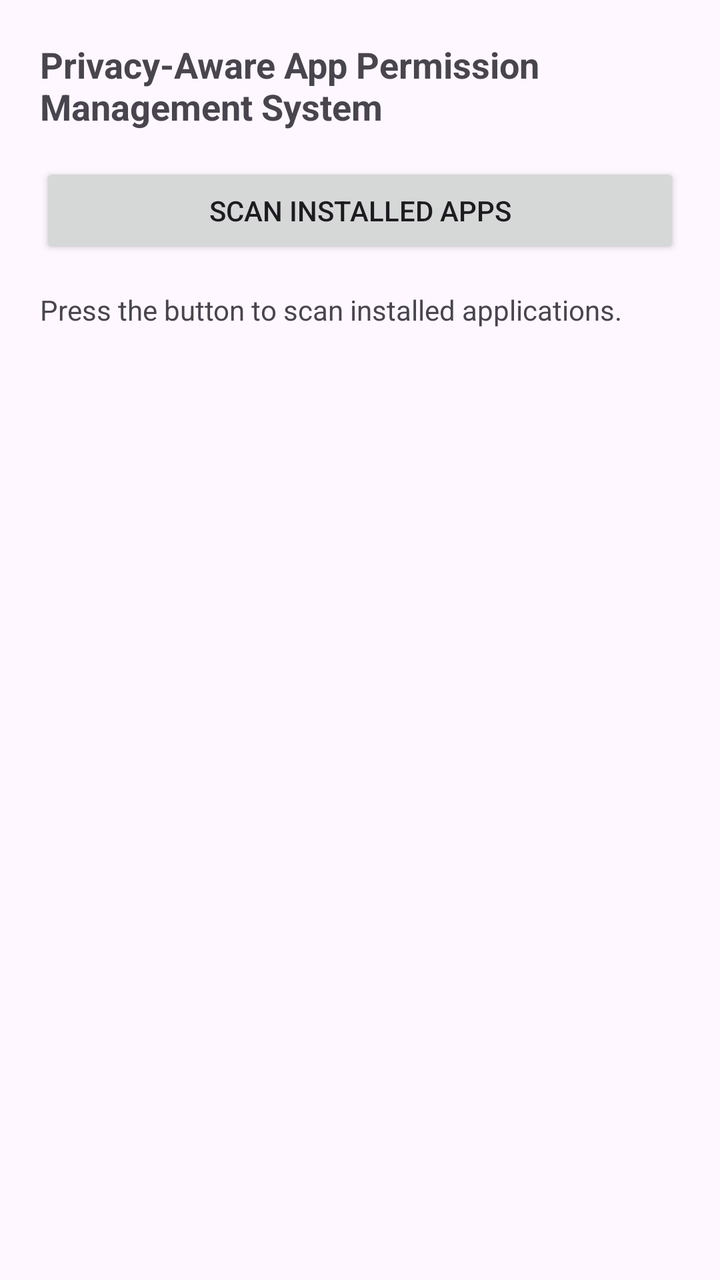
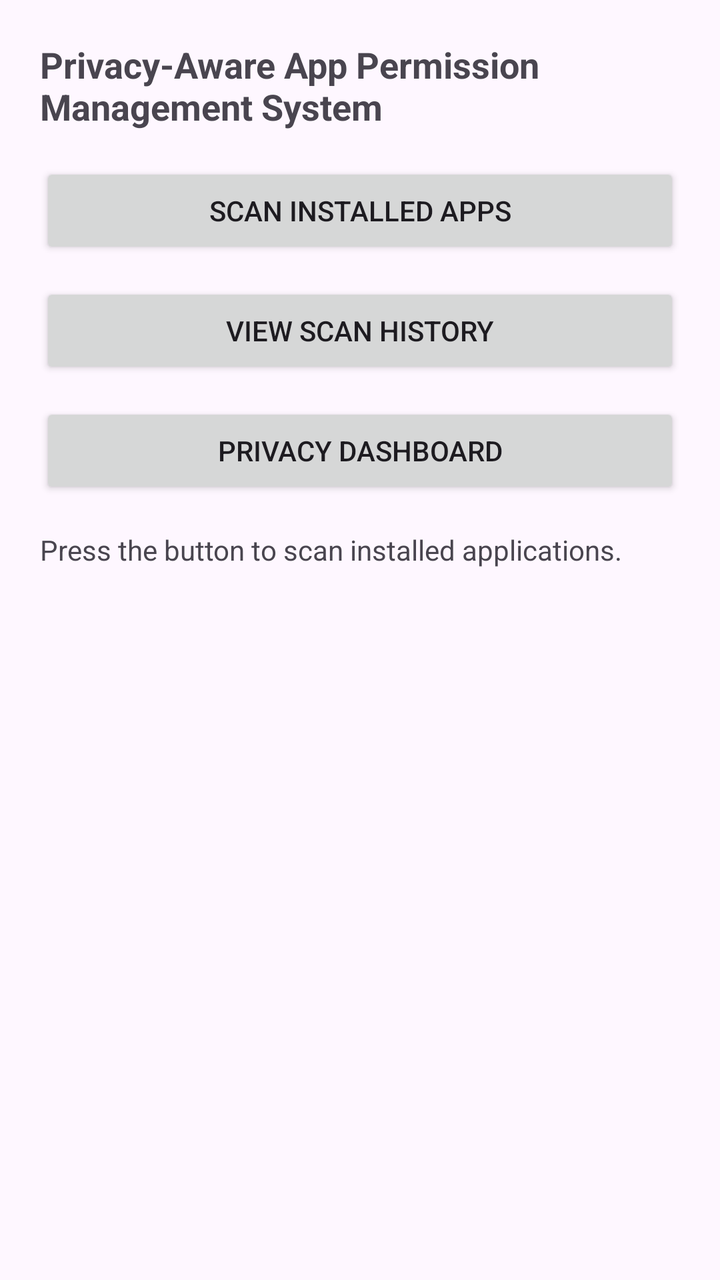

An Android layout rendered at two revisions. The XML below is the earlier revision; the diff shows what the commit changed to produce the second picture.
<!-- AndroidManifest.xml: application theme Theme.PrivacyAwarePermissionSystem -->
<!-- res/layout/activity_main.xml -->
<?xml version="1.0" encoding="utf-8"?>
<LinearLayout xmlns:android="http://schemas.android.com/apk/res/android"
    android:id="@+id/main"
    android:layout_width="match_parent"
    android:layout_height="match_parent"
    android:orientation="vertical"
    android:padding="20dp">

    <TextView
        android:id="@+id/txtTitle"
        android:layout_width="match_parent"
        android:layout_height="wrap_content"
        android:text="@string/welcome_message"
        android:textSize="18sp"
        android:textStyle="bold"
        android:paddingBottom="16dp" />

    <Button
        android:id="@+id/btnScan"
        android:layout_width="match_parent"
        android:layout_height="wrap_content"
        android:text="@string/scan_button_text" />

    <ScrollView
        android:layout_width="match_parent"
        android:layout_height="0dp"
        android:layout_weight="1"
        android:paddingTop="16dp">

        <TextView
            android:id="@+id/txtResults"
            android:layout_width="match_parent"
            android:layout_height="wrap_content"
            android:text="@string/scan_instruction"
            android:textSize="14sp" />

    </ScrollView>

</LinearLayout>
<!-- resources referenced by this layout -->
<resources>
  <string name="scan_button_text">Scan Installed Apps</string>
  <string name="scan_instruction">Press the button to scan installed applications.</string>
  <string name="welcome_message">Privacy-Aware App Permission Management System</string>
  <style name="Theme.PrivacyAwarePermissionSystem" parent="Base.Theme.PrivacyAwarePermissionSystem" />
  <style name="Base.Theme.PrivacyAwarePermissionSystem" parent="Theme.Material3.DayNight.NoActionBar">
          
          
      </style>
</resources>

<!-- the commit's change to res/layout/activity_main.xml (unified diff, before → after) -->
@@ -21,6 +21,20 @@
         android:layout_height="wrap_content"
         android:text="@string/scan_button_text" />
 
+    <Button
+        android:id="@+id/btnHistory"
+        android:layout_width="match_parent"
+        android:layout_height="wrap_content"
+        android:layout_marginTop="12dp"
+        android:text="View Scan History" />
+
+    <Button
+        android:id="@+id/btnDashboard"
+        android:layout_width="match_parent"
+        android:layout_height="wrap_content"
+        android:layout_marginTop="12dp"
+        android:text="Privacy Dashboard"/>
+
     <ScrollView
         android:layout_width="match_parent"
         android:layout_height="0dp"
